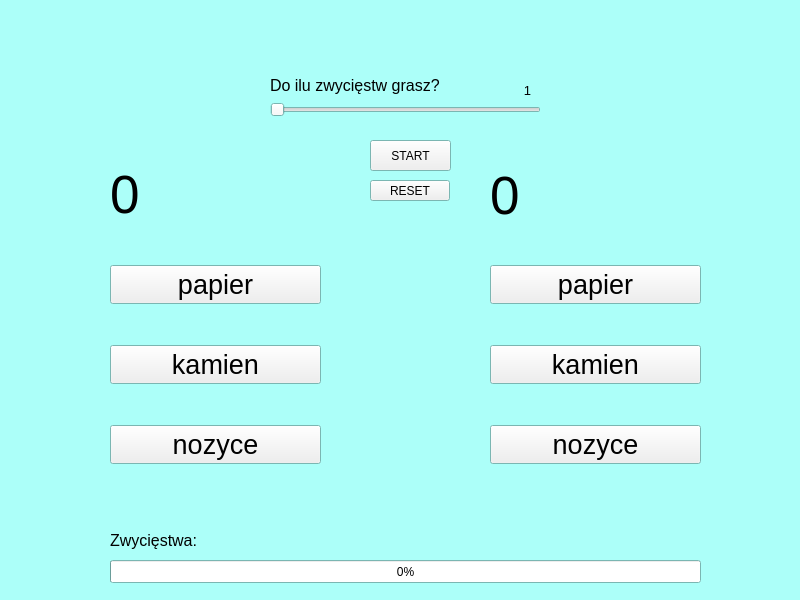
The window that QT/qt-16.11.2021/pkn/mainwindow.ui (johnny43death/3e_programy) describes before a commit, drawn with Qt 5.
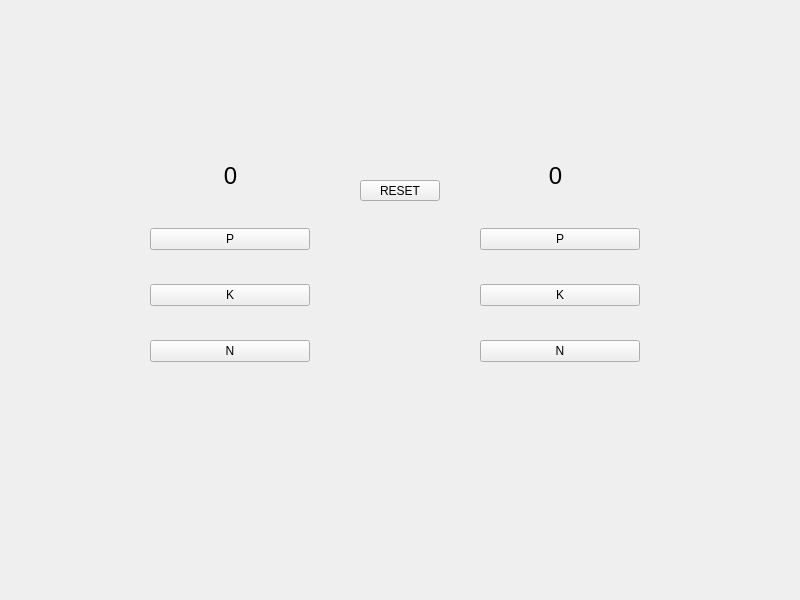
The same window after the commit.

What changed in the file:
```diff
--- a/QT/qt-16.11.2021/pkn/mainwindow.ui
+++ b/QT/qt-16.11.2021/pkn/mainwindow.ui
@@ -10,117 +10,80 @@
     <height>600</height>
    </rect>
   </property>
-  <property name="palette">
-   <palette>
-    <active>
-     <colorrole role="Base">
-      <brush brushstyle="SolidPattern">
-       <color alpha="255">
-        <red>255</red>
-        <green>255</green>
-        <blue>255</blue>
-       </color>
-      </brush>
-     </colorrole>
-     <colorrole role="Window">
-      <brush brushstyle="SolidPattern">
-       <color alpha="255">
-        <red>172</red>
-        <green>255</green>
-        <blue>249</blue>
-       </color>
-      </brush>
-     </colorrole>
-    </active>
-    <inactive>
-     <colorrole role="Base">
-      <brush brushstyle="SolidPattern">
-       <color alpha="255">
-        <red>255</red>
-        <green>255</green>
-        <blue>255</blue>
-       </color>
-      </brush>
-     </colorrole>
-     <colorrole role="Window">
-      <brush brushstyle="SolidPattern">
-       <color alpha="255">
-        <red>172</red>
-        <green>255</green>
-        <blue>249</blue>
-       </color>
-      </brush>
-     </colorrole>
-    </inactive>
-    <disabled>
-     <colorrole role="Base">
-      <brush brushstyle="SolidPattern">
-       <color alpha="255">
-        <red>172</red>
-        <green>255</green>
-        <blue>249</blue>
-       </color>
-      </brush>
-     </colorrole>
-     <colorrole role="Window">
-      <brush brushstyle="SolidPattern">
-       <color alpha="255">
-        <red>172</red>
-        <green>255</green>
-        <blue>249</blue>
-       </color>
-      </brush>
-     </colorrole>
-    </disabled>
-   </palette>
-  </property>
   <property name="windowTitle">
    <string>MainWindow</string>
   </property>
   <widget class="QWidget" name="centralwidget">
+   <widget class="QLabel" name="label">
+    <property name="geometry">
+     <rect>
+      <x>180</x>
+      <y>160</y>
+      <width>101</width>
+      <height>31</height>
+     </rect>
+    </property>
+    <property name="font">
+     <font>
+      <pointsize>18</pointsize>
+     </font>
+    </property>
+    <property name="text">
+     <string>0</string>
+    </property>
+    <property name="alignment">
+     <set>Qt::AlignCenter</set>
+    </property>
+   </widget>
+   <widget class="QLabel" name="label_2">
+    <property name="geometry">
+     <rect>
+      <x>500</x>
+      <y>160</y>
+      <width>111</width>
+      <height>31</height>
+     </rect>
+    </property>
+    <property name="font">
+     <font>
+      <pointsize>18</pointsize>
+     </font>
+    </property>
+    <property name="text">
+     <string>0</string>
+    </property>
+    <property name="alignment">
+     <set>Qt::AlignCenter</set>
+    </property>
+   </widget>
    <widget class="QWidget" name="gridLayoutWidget">
     <property name="geometry">
      <rect>
-      <x>110</x>
-      <y>230</y>
-      <width>211</width>
-      <height>271</height>
+      <x>150</x>
+      <y>200</y>
+      <width>160</width>
+      <height>191</height>
      </rect>
     </property>
     <layout class="QGridLayout" name="gridLayout">
-     <item row="3" column="0">
-      <widget class="QPushButton" name="u3">
-       <property name="font">
-        <font>
-         <pointsize>20</pointsize>
-        </font>
-       </property>
-       <property name="text">
-        <string>nozyce</string>
-       </property>
-      </widget>
-     </item>
-     <item row="1" column="0">
-      <widget class="QPushButton" name="u2">
-       <property name="font">
-        <font>
-         <pointsize>20</pointsize>
-        </font>
-       </property>
-       <property name="text">
-        <string>kamien</string>
-       </property>
-      </widget>
-     </item>
      <item row="0" column="0">
       <widget class="QPushButton" name="u1">
-       <property name="font">
-        <font>
-         <pointsize>20</pointsize>
-        </font>
+       <property name="text">
+        <string>P</string>
        </property>
+      </widget>
+     </item>
+     <item row="1" column="0">
+      <widget class="QPushButton" name="u2">
        <property name="text">
-        <string>papier</string>
+        <string>K</string>
+       </property>
+      </widget>
+     </item>
+     <item row="2" column="0">
+      <widget class="QPushButton" name="u3">
+       <property name="text">
+        <string>N</string>
        </property>
       </widget>
      </item>
@@ -129,215 +92,40 @@
    <widget class="QWidget" name="gridLayoutWidget_2">
     <property name="geometry">
      <rect>
-      <x>490</x>
-      <y>230</y>
-      <width>211</width>
-      <height>271</height>
+      <x>480</x>
+      <y>200</y>
+      <width>160</width>
+      <height>191</height>
      </rect>
     </property>
     <layout class="QGridLayout" name="gridLayout_2">
-     <item row="4" column="0">
-      <widget class="QPushButton" name="k3">
-       <property name="font">
-        <font>
-         <pointsize>20</pointsize>
-        </font>
-       </property>
-       <property name="text">
-        <string>nozyce</string>
-       </property>
-      </widget>
-     </item>
      <item row="1" column="0">
       <widget class="QPushButton" name="k2">
-       <property name="font">
-        <font>
-         <pointsize>20</pointsize>
-        </font>
+       <property name="text">
+        <string>K</string>
        </property>
+      </widget>
+     </item>
+     <item row="5" column="0">
+      <widget class="QPushButton" name="k3">
        <property name="text">
-        <string>kamien</string>
+        <string>N</string>
        </property>
       </widget>
      </item>
      <item row="0" column="0">
       <widget class="QPushButton" name="k1">
-       <property name="font">
-        <font>
-         <pointsize>20</pointsize>
-        </font>
-       </property>
        <property name="text">
-        <string>papier</string>
+        <string>P</string>
        </property>
       </widget>
      </item>
     </layout>
    </widget>
-   <widget class="QLabel" name="label">
-    <property name="geometry">
-     <rect>
-      <x>110</x>
-      <y>159</y>
-      <width>211</width>
-      <height>71</height>
-     </rect>
-    </property>
-    <property name="palette">
-     <palette>
-      <active>
-       <colorrole role="Text">
-        <brush brushstyle="SolidPattern">
-         <color alpha="255">
-          <red>255</red>
-          <green>255</green>
-          <blue>255</blue>
-         </color>
-        </brush>
-       </colorrole>
-       <colorrole role="Base">
-        <brush brushstyle="SolidPattern">
-         <color alpha="255">
-          <red>255</red>
-          <green>255</green>
-          <blue>255</blue>
-         </color>
-        </brush>
-       </colorrole>
-       <colorrole role="Window">
-        <brush brushstyle="SolidPattern">
-         <color alpha="255">
-          <red>255</red>
-          <green>0</green>
-          <blue>0</blue>
-         </color>
-        </brush>
-       </colorrole>
-       <colorrole role="PlaceholderText">
-        <brush brushstyle="SolidPattern">
-         <color alpha="128">
-          <red>255</red>
-          <green>255</green>
-          <blue>255</blue>
-         </color>
-        </brush>
-       </colorrole>
-      </active>
-      <inactive>
-       <colorrole role="Text">
-        <brush brushstyle="SolidPattern">
-         <color alpha="255">
-          <red>255</red>
-          <green>255</green>
-          <blue>255</blue>
-         </color>
-        </brush>
-       </colorrole>
-       <colorrole role="Base">
-        <brush brushstyle="SolidPattern">
-         <color alpha="255">
-          <red>255</red>
-          <green>255</green>
-          <blue>255</blue>
-         </color>
-        </brush>
-       </colorrole>
-       <colorrole role="Window">
-        <brush brushstyle="SolidPattern">
-         <color alpha="255">
-          <red>255</red>
-          <green>0</green>
-          <blue>0</blue>
-         </color>
-        </brush>
-       </colorrole>
-       <colorrole role="PlaceholderText">
-        <brush brushstyle="SolidPattern">
-         <color alpha="128">
-          <red>255</red>
-          <green>255</green>
-          <blue>255</blue>
-         </color>
-        </brush>
-       </colorrole>
-      </inactive>
-      <disabled>
-       <colorrole role="Text">
-        <brush brushstyle="SolidPattern">
-         <color alpha="255">
-          <red>120</red>
-          <green>120</green>
-          <blue>120</blue>
-         </color>
-        </brush>
-       </colorrole>
-       <colorrole role="Base">
-        <brush brushstyle="SolidPattern">
-         <color alpha="255">
-          <red>255</red>
-          <green>0</green>
-          <blue>0</blue>
-         </color>
-        </brush>
-       </colorrole>
-       <colorrole role="Window">
-        <brush brushstyle="SolidPattern">
-         <color alpha="255">
-          <red>255</red>
-          <green>0</green>
-          <blue>0</blue>
-         </color>
-        </brush>
-       </colorrole>
-       <colorrole role="PlaceholderText">
-        <brush brushstyle="SolidPattern">
-         <color alpha="128">
-          <red>0</red>
-          <green>0</green>
-          <blue>0</blue>
-         </color>
-        </brush>
-       </colorrole>
-      </disabled>
-     </palette>
-    </property>
-    <property name="font">
-     <font>
-      <pointsize>40</pointsize>
-     </font>
-    </property>
-    <property name="text">
-     <string>0</string>
-    </property>
-    <property name="alignment">
-     <set>Qt::AlignJustify|Qt::AlignVCenter</set>
-    </property>
-   </widget>
-   <widget class="QLabel" name="label_2">
-    <property name="geometry">
-     <rect>
-      <x>490</x>
-      <y>160</y>
-      <width>211</width>
-      <height>71</height>
-     </rect>
-    </property>
-    <property name="font">
-     <font>
-      <pointsize>40</pointsize>
-     </font>
-    </property>
-    <property name="text">
-     <string>0</string>
-    </property>
-    <property name="alignment">
-     <set>Qt::AlignJustify|Qt::AlignVCenter</set>
-    </property>
-   </widget>
    <widget class="QPushButton" name="reset">
     <property name="geometry">
      <rect>
-      <x>370</x>
+      <x>360</x>
       <y>180</y>
       <width>80</width>
       <height>21</height>
@@ -347,105 +135,6 @@
      <string>RESET</string>
     </property>
    </widget>
-   <widget class="QSlider" name="horizontalSlider">
-    <property name="geometry">
-     <rect>
-      <x>270</x>
-      <y>100</y>
-      <width>271</width>
-      <height>20</height>
-     </rect>
-    </property>
-    <property name="minimum">
-     <number>1</number>
-    </property>
-    <property name="orientation">
-     <enum>Qt::Horizontal</enum>
-    </property>
-   </widget>
-   <widget class="QPushButton" name="startButton">
-    <property name="geometry">
-     <rect>
-      <x>370</x>
-      <y>140</y>
-      <width>81</width>
-      <height>31</height>
-     </rect>
-    </property>
-    <property name="text">
-     <string>START</string>
-    </property>
-   </widget>
-   <widget class="QLabel" name="label_3">
-    <property name="geometry">
-     <rect>
-      <x>450</x>
-      <y>80</y>
-      <width>81</width>
-      <height>20</height>
-     </rect>
-    </property>
-    <property name="font">
-     <font>
-      <pointsize>10</pointsize>
-     </font>
-    </property>
-    <property name="text">
-     <string>1</string>
-    </property>
-    <property name="alignment">
-     <set>Qt::AlignRight|Qt::AlignTrailing|Qt::AlignVCenter</set>
-    </property>
-   </widget>
-   <widget class="QLabel" name="label_4">
-    <property name="geometry">
-     <rect>
-      <x>270</x>
-      <y>70</y>
-      <width>191</width>
-      <height>31</height>
-     </rect>
-    </property>
-    <property name="font">
-     <font>
-      <pointsize>12</pointsize>
-     </font>
-    </property>
-    <property name="text">
-     <string>Do ilu zwycięstw grasz? </string>
-    </property>
-   </widget>
-   <widget class="QLabel" name="label_5">
-    <property name="geometry">
-     <rect>
-      <x>110</x>
-      <y>530</y>
-      <width>161</width>
-      <height>21</height>
-     </rect>
-    </property>
-    <property name="font">
-     <font>
-      <pointsize>12</pointsize>
-     </font>
-    </property>
-    <property name="text">
-     <string>Zwycięstwa: </string>
-    </property>
-   </widget>
-   <widget class="QProgressBar" name="progressBar">
-    <property name="geometry">
-     <rect>
-      <x>110</x>
-      <y>560</y>
-      <width>591</width>
-      <height>23</height>
-     </rect>
-    </property>
-    <property name="value">
-     <number>0</number>
-    </property>
-   </widget>
   </widget>
  </widget>
  <resources/>
```
Left out of the diff: 19 changed lines with no effect on the pictures.
